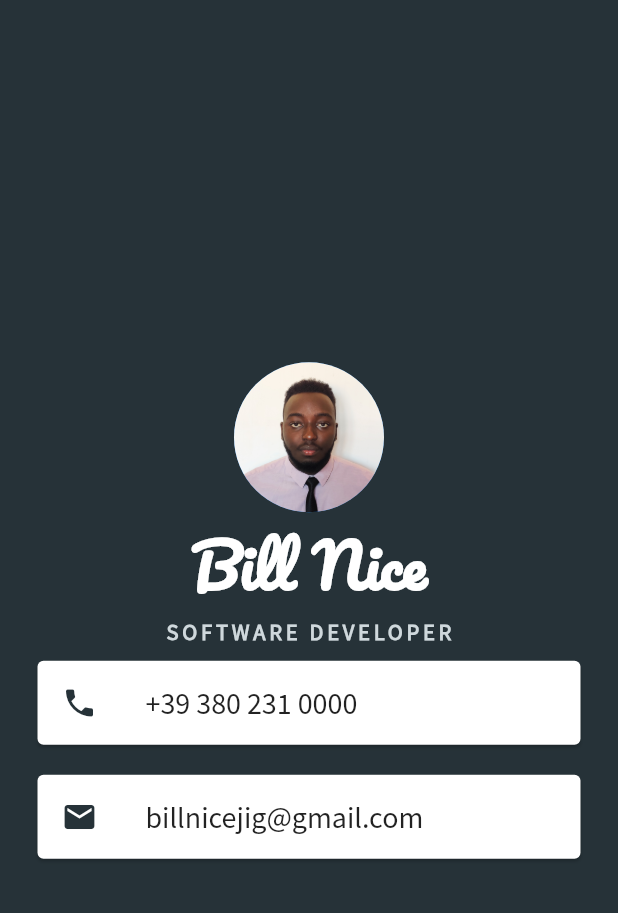
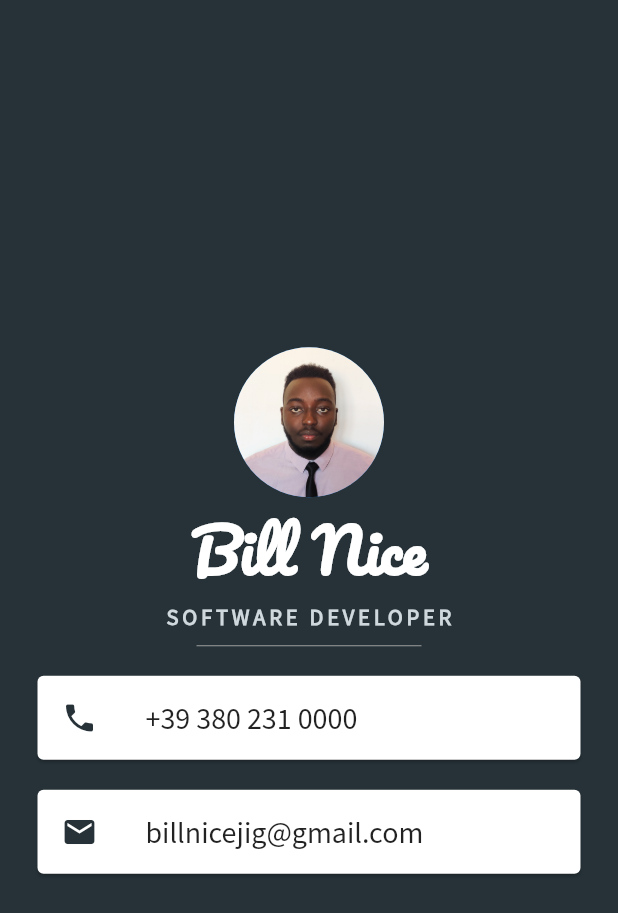
Before and after one commit to billnice250/mi_card, a Flutter app: the screen it shows after launch, on a phone screen of 412 x 824 dp. Shown: the top 913 px of the screen. Run offline on Flutter 3.47's test engine with Material 2 defaults, Android fonts, the phone set to English and light mode, and no system bars.

Commit message:
added divider
Signed-off-by: billnice250 <billnicejig@gmail.com>

```diff
--- a/lib/main.dart
+++ b/lib/main.dart
@@ -37,6 +37,13 @@ class MyApp extends StatelessWidget {
                     color: Colors.blueGrey[100],
                     fontWeight: FontWeight.bold),
               ),
+              SizedBox(
+                height: 20.0,
+                width: 150.0,
+                child: Divider(
+                  color: Colors.grey[500],
+                ),
+              ),
               Card(
                 margin: EdgeInsets.symmetric(vertical: 10.0, horizontal: 25.0),
                 child: ListTile(
```
